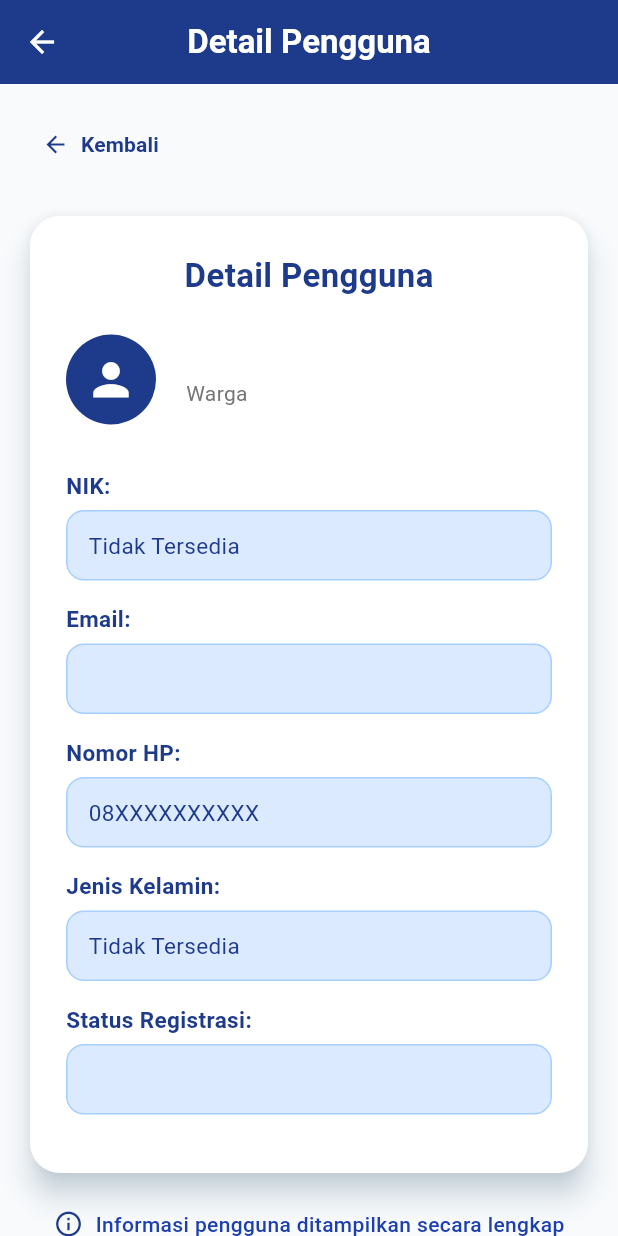
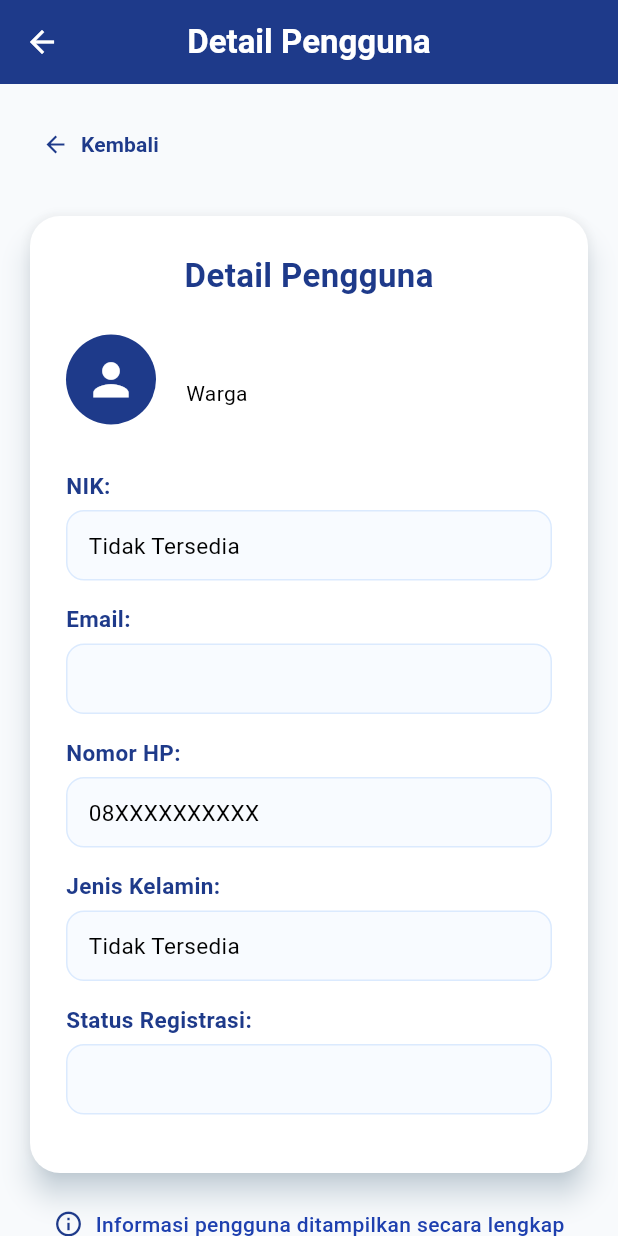
Before and after one commit to Ghetsa/UTS_Mobile_Kelompok3, a Flutter app: the DetailPenggunaPage screen opened directly with empty values, on a phone screen of 412 x 824 dp. Run offline on Flutter 3.47's test engine with Material 3 defaults, Android fonts, the phone set to English and light mode, and no system bars; our stand-ins replace file_picker, fl_chart.

Commit message:
update warna detail pegguna

```diff
--- a/jawara_kelompok3/lib/ManajemenPengguna/Daftar/detail_pengguna.dart
+++ b/jawara_kelompok3/lib/ManajemenPengguna/Daftar/detail_pengguna.dart
@@ -37,10 +37,10 @@ class DetailPenggunaPage extends StatelessWidget {
           "Detail Pengguna",
           style: TextStyle(
             fontWeight: FontWeight.bold,
-            color: Colors.white,
+            color: AppTheme.putihFull,
           ),
         ),
-        iconTheme: const IconThemeData(color: Colors.white),
+        iconTheme: const IconThemeData(color: AppTheme.putihFull),
       ),
 
       // Konten body
@@ -55,7 +55,8 @@ class DetailPenggunaPage extends StatelessWidget {
                 // Tombol Kembali
                 TextButton.icon(
                   onPressed: () => Navigator.pop(context),
-                  icon: const Icon(Icons.arrow_back, color: AppTheme.primaryBlue),
+                  icon:
+                      const Icon(Icons.arrow_back, color: AppTheme.primaryBlue),
                   label: const Text(
                     "Kembali",
                     style: TextStyle(
@@ -70,7 +71,7 @@ class DetailPenggunaPage extends StatelessWidget {
                 Card(
                   elevation: 8,
                   shadowColor: AppTheme.blueExtraLight,
-                  color: Colors.white,
+                  color: AppTheme.putihFull,
                   shape: RoundedRectangleBorder(
                     borderRadius: BorderRadius.circular(20),
                   ),
@@ -103,7 +104,7 @@ class DetailPenggunaPage extends StatelessWidget {
                               child: Icon(
                                 Icons.person,
                                 size: 35,
-                                color: Colors.white,
+                                color: AppTheme.putihFull,
                               ),
                             ),
                             const SizedBox(width: 20),
@@ -123,7 +124,7 @@ class DetailPenggunaPage extends StatelessWidget {
                                   user.role,
                                   style: TextStyle(
                                     fontSize: 14,
-                                    color: Colors.grey[600],
+                                    color: AppTheme.hitam,
                                   ),
                                 ),
                               ],
@@ -197,16 +198,17 @@ class DetailPenggunaPage extends StatelessWidget {
             width: double.infinity,
             padding: const EdgeInsets.symmetric(horizontal: 14, vertical: 12),
             decoration: BoxDecoration(
-              color: AppTheme.lightBlue,
+              color: AppTheme.lightBlue.withOpacity(0.2),
               borderRadius: BorderRadius.circular(12),
-              border: Border.all(color: AppTheme.blueLight, width: 1),
+              border: Border.all(color: AppTheme.lightBlue, width: 1),
             ),
             child: Text(
               value,
               style: TextStyle(
                 fontSize: 15,
-                fontWeight: statusColor != null ? FontWeight.bold : FontWeight.normal,
-                color: statusColor ?? AppTheme.primaryBlue,
+                fontWeight:
+                    statusColor != null ? FontWeight.bold : FontWeight.normal,
+                color: statusColor ?? AppTheme.hitam,
               ),
             ),
           ),
```
